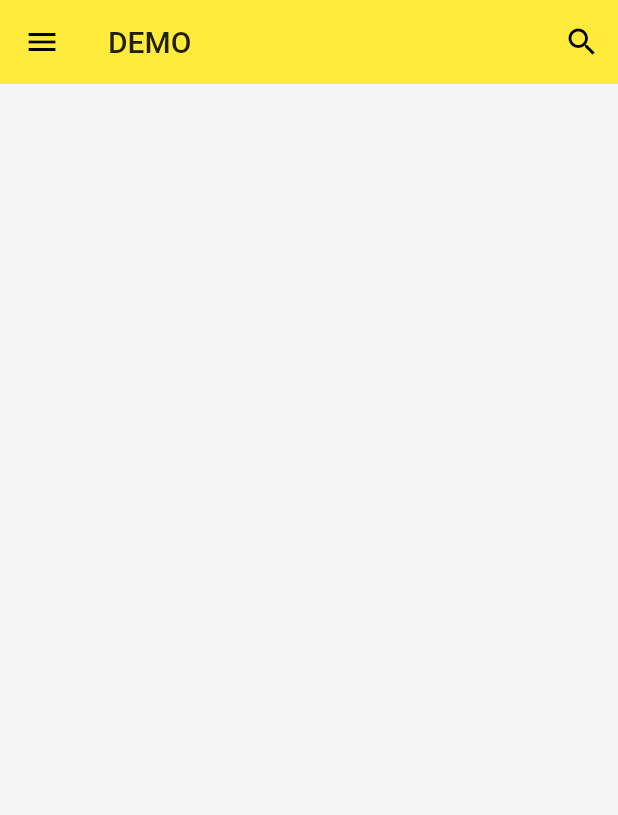
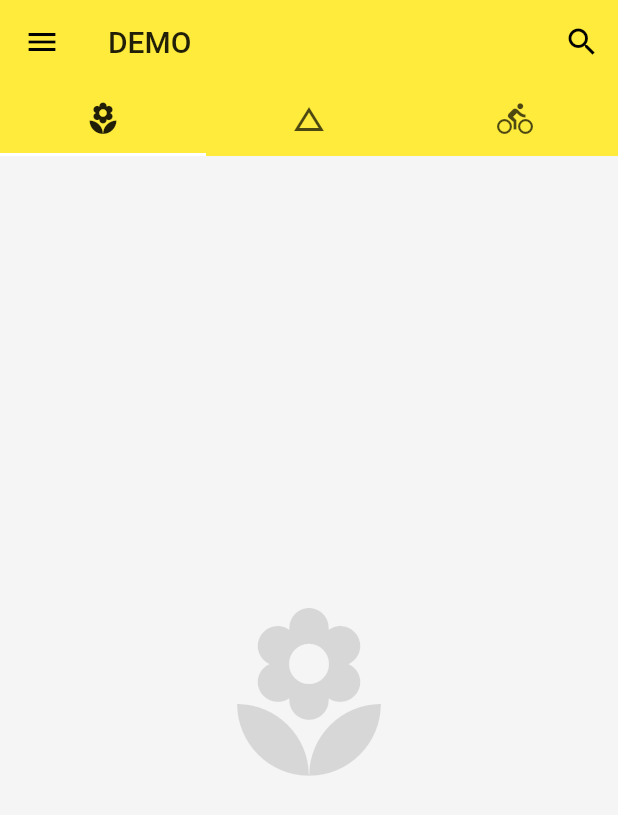
Before and after one commit to SymphonyZhang/demo_flutter, a Flutter app: the screen it shows after launch, on a phone screen of 412 x 824 dp. Shown: the top 815 px of the screen. Run offline on Flutter 3.47's test engine with Material 2 defaults, Android fonts, the phone set to English and light mode, and no system bars.

Commit message:
TabBar：用标签形式展示内容

```diff
--- a/lib/main.dart
+++ b/lib/main.dart
@@ -18,7 +18,9 @@ class App extends StatelessWidget {
 class Home extends StatelessWidget {
   @override
   Widget build(BuildContext context) {
-    return Scaffold(
+    return DefaultTabController(
+      length: 3,
+      child: Scaffold(
         backgroundColor: Colors.grey[100],
         appBar: AppBar(
             leading: IconButton(
@@ -35,8 +37,21 @@ class Home extends StatelessWidget {
               ),
             ],
             elevation: 0.0,
+            bottom: TabBar(
+              tabs: <Widget>[
+                Tab(icon: Icon(Icons.local_florist)),
+                Tab(icon: Icon(Icons.change_history)),
+                Tab(icon: Icon(Icons.directions_bike)),
+              ],
+            )),
+        body: TabBarView(
+          children: <Widget>[
+            Icon(Icons.local_florist, size: 128.0, color: Colors.black12),
+            Icon(Icons.change_history, size: 128.0, color: Colors.black12),
+            Icon(Icons.directions_bike, size: 128.0, color: Colors.black12),
+          ],
         ),
-      body: null,
+      ),
     );
   }
 }
```
Lines whose indentation alone changed are shown as unchanged.
